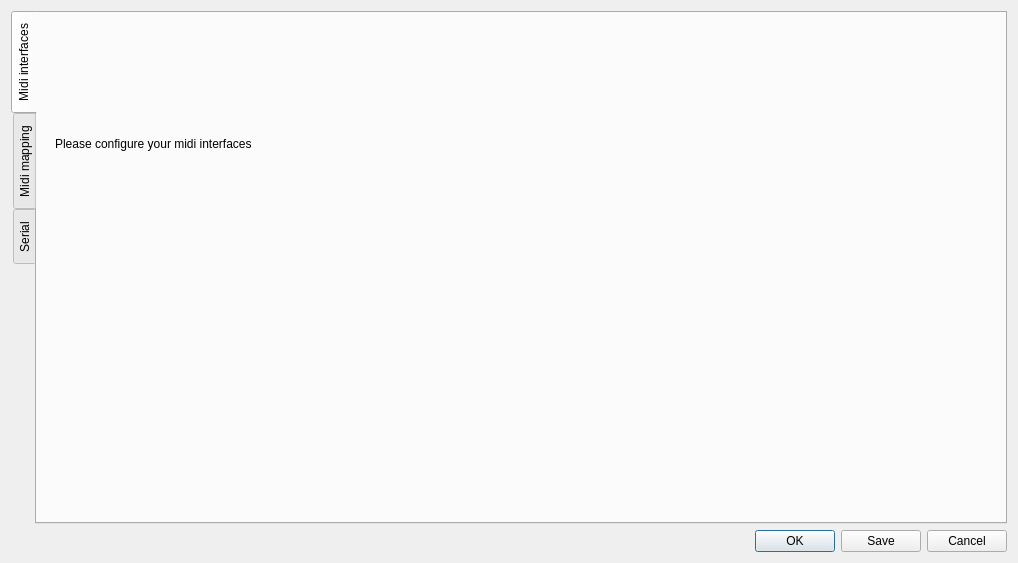
Qt form Ui/configdialog.ui (minotor-org/minotor) before a commit.
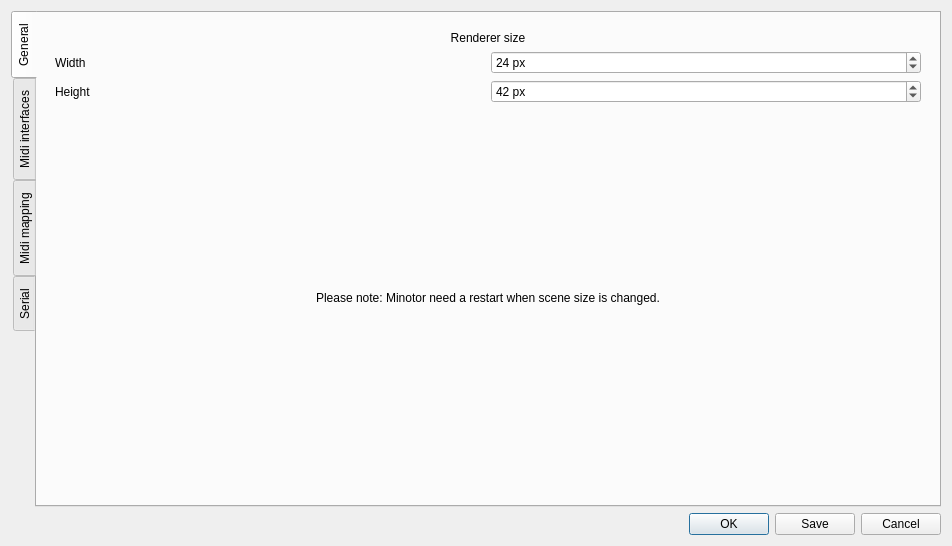
The same form after that commit.

Commit message:
ConfigDialog: new "General" tab with renderer size
Add a new tab to ConfigDialog;
Add controls to set renderer size (height, width)
Implements accessors in Minotor
Add notice for user: Minotor need to be restarted when size is changed

```diff
--- a/Ui/configdialog.ui
+++ b/Ui/configdialog.ui
@@ -6,8 +6,8 @@
    <rect>
     <x>0</x>
     <y>0</y>
-    <width>1018</width>
-    <height>563</height>
+    <width>952</width>
+    <height>546</height>
    </rect>
   </property>
   <property name="windowTitle">
@@ -21,16 +21,107 @@
        <property name="tabPosition">
         <enum>QTabWidget::West</enum>
        </property>
+       <property name="tabShape">
+        <enum>QTabWidget::Rounded</enum>
+       </property>
        <property name="currentIndex">
         <number>0</number>
        </property>
-       <property name="elideMode">
-        <enum>Qt::ElideMiddle</enum>
-       </property>
        <property name="usesScrollButtons">
         <bool>true</bool>
        </property>
-       <widget class="QWidget" name="tab">
+       <widget class="QWidget" name="tabGeneral">
+        <attribute name="title">
+         <string>General</string>
+        </attribute>
+        <layout class="QVBoxLayout" name="verticalLayout_5">
+         <item>
+          <widget class="QWidget" name="wRenderer" native="true">
+           <layout class="QGridLayout" name="gridLayout_4">
+            <item row="0" column="0" colspan="2">
+             <widget class="QLabel" name="label_16">
+              <property name="sizePolicy">
+               <sizepolicy hsizetype="Preferred" vsizetype="Minimum">
+                <horstretch>0</horstretch>
+                <verstretch>0</verstretch>
+               </sizepolicy>
+              </property>
+              <property name="text">
+               <string>Renderer size</string>
+              </property>
+              <property name="alignment">
+               <set>Qt::AlignCenter</set>
+              </property>
+             </widget>
+            </item>
+            <item row="1" column="0">
+             <widget class="QLabel" name="label_3">
+              <property name="text">
+               <string>Width</string>
+              </property>
+             </widget>
+            </item>
+            <item row="1" column="1">
+             <widget class="QSpinBox" name="sbSceneWidth">
+              <property name="suffix">
+               <string> px</string>
+              </property>
+              <property name="minimum">
+               <number>1</number>
+              </property>
+              <property name="maximum">
+               <number>100</number>
+              </property>
+              <property name="value">
+               <number>24</number>
+              </property>
+             </widget>
+            </item>
+            <item row="2" column="0">
+             <widget class="QLabel" name="label_12">
+              <property name="text">
+               <string>Height</string>
+              </property>
+             </widget>
+            </item>
+            <item row="2" column="1">
+             <widget class="QSpinBox" name="sbSceneHeight">
+              <property name="suffix">
+               <string> px</string>
+              </property>
+              <property name="minimum">
+               <number>1</number>
+              </property>
+              <property name="maximum">
+               <number>100</number>
+              </property>
+              <property name="value">
+               <number>42</number>
+              </property>
+             </widget>
+            </item>
+            <item row="3" column="0" colspan="2">
+             <widget class="QLabel" name="label_15">
+              <property name="sizePolicy">
+               <sizepolicy hsizetype="Preferred" vsizetype="MinimumExpanding">
+                <horstretch>0</horstretch>
+                <verstretch>0</verstretch>
+               </sizepolicy>
+              </property>
+              <property name="text">
+               <string>Please note: Minotor need a restart when scene size is changed.</string>
+              </property>
+              <property name="alignment">
+               <set>Qt::AlignCenter</set>
+              </property>
+             </widget>
+            </item>
+           </layout>
+          </widget>
+         </item>
+        </layout>
+       </widget>
+       <widget class="QWidget" name="tabMidiInterfaces">
         <attribute name="title">
          <string>Midi interfaces</string>
         </attribute>
```
Left out of the diff: 4 changed lines with no effect on the pictures. The commit also changes 5 other files.
